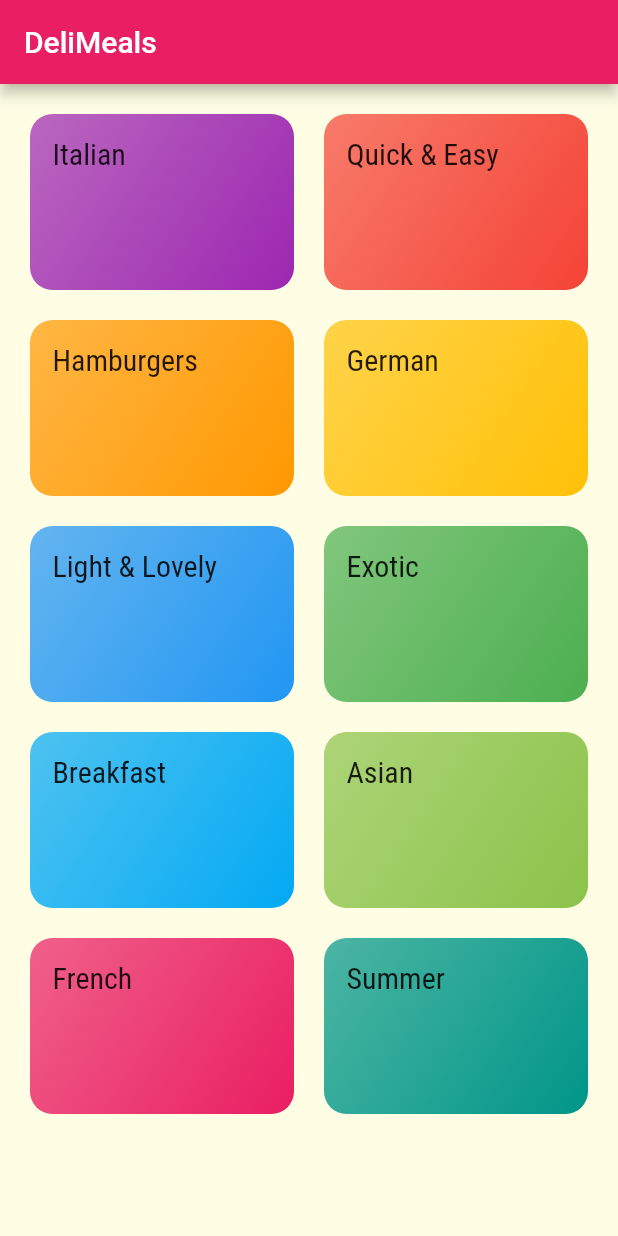
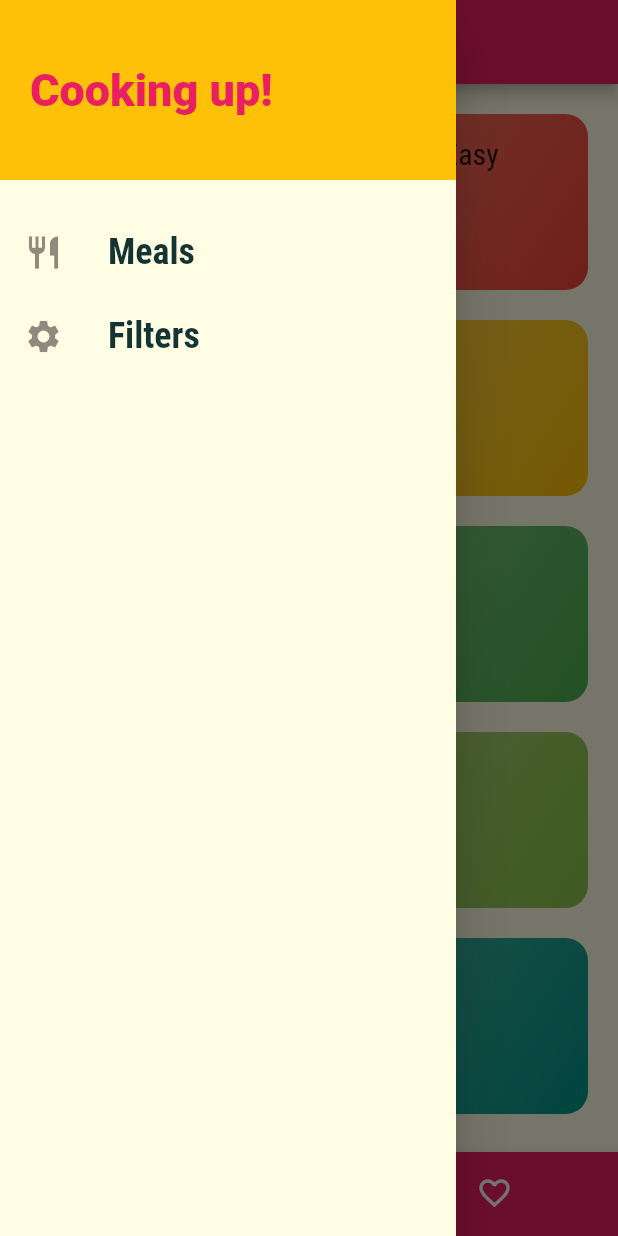
Before and after one commit to AkramNaoufelTabet/Meal-app, a Flutter app: the screen it shows after launch, with the side drawer open (before the commit the screen has no drawer), on a phone screen of 412 x 824 dp. Run offline on Flutter 3.47's test engine with Material 2 defaults, Android fonts, the phone set to English and light mode, and no system bars; Roboto replaces fonts that are missing (Raleway).

Commit message:
Add widgets

```diff
--- a/lib/main.dart
+++ b/lib/main.dart
@@ -30,6 +30,7 @@ class MyApp extends StatelessWidget {
 
       ),
       routes: routes,
+      initialRoute: '/',
       //home:CategriesScreen()
     );
   }
--- a/lib/routes.dart
+++ b/lib/routes.dart
@@ -1,11 +1,19 @@
+
+
+
 
 
 import 'package:flutter/material.dart';
+import 'package:food_app/screens/filters_screen.dart';
+import 'package:food_app/screens/meal_detail_screen.dart';
+import 'package:food_app/screens/tabs_screen.dart';
 import 'screens/categories_screen.dart';
 import 'screens/category_meals_screen.dart';
 
 final Map<String,WidgetBuilder> routes={
-  "/":(context)=>CategriesScreen(),
+  "/":(context)=>TabsScreen(),
 CategoryMealsScreen.routename:(context)=>CategoryMealsScreen(),
+MealDetailScreen.routename :(context)=>MealDetailScreen(),
+FiltersScreen.routename :(context)=>FiltersScreen(),
 
 };
--- a/lib/screens/categories_screen.dart
+++ b/lib/screens/categories_screen.dart
@@ -4,11 +4,7 @@ import 'package:food_app/dummy_data.dart';
 class CategriesScreen extends StatelessWidget {
   @override
   Widget build(BuildContext context) {
-    return Scaffold(
-      appBar: AppBar(
-        title:Text("DeliMeals") ,
-        ),
-          body: GridView(
+    return GridView(
             padding: EdgeInsets.all(20),
         children: DUMMY_CATEGORIES.map((category) {
           return CategoryItem(category.id, category.title, category.color);
@@ -20,7 +16,7 @@ class CategriesScreen extends StatelessWidget {
           crossAxisSpacing: 20
         ) ,
 
-      ),
+
     );
   }
 }
--- /dev/null
+++ b/lib/screens/filters_screen.dart
@@ -0,0 +1,13 @@
+import 'package:flutter/material.dart';
+import 'package:food_app/widgets/main_drawer.dart';
+class FiltersScreen extends StatelessWidget {
+ static String routename="/filters";
+  @override
+  Widget build(BuildContext context) {
+    return Scaffold(
+      appBar: AppBar(title: Text("Filters"),),
+      drawer: MainDrawer(),
+      body: Center(child: Text("Filters!"),),
+    );
+  }
+}
--- /dev/null
+++ b/lib/screens/tabs_screen.dart
@@ -0,0 +1,54 @@
+import 'package:flutter/material.dart';
+import '../widgets/main_drawer.dart';
+import './categories_screen.dart';
+import './favourite_screen.dart';
+class TabsScreen extends StatefulWidget {
+  @override
+  _TabsScreenState createState() => _TabsScreenState();
+}
+
+class _TabsScreenState extends State<TabsScreen> {
+
+ final List<Map<String,Object>> pages=[
+     {'page':CategriesScreen(),'title':"Categories"},
+     {'page':FavouriteScreen(),'title':"Your favourite"}
+    ];
+ int _seledtedPageIndex=0;
+
+ void _selectedPage(int index){
+   setState(() {
+     _seledtedPageIndex=index;
+   });
+ }
+
+  @override
+  Widget build(BuildContext context) {
+    return  Scaffold(
+        appBar: AppBar(title: Text(pages[_seledtedPageIndex]['title']),
+
+      ),
+      drawer: MainDrawer(),
+      body: pages[_seledtedPageIndex]['page'],
+      bottomNavigationBar: BottomNavigationBar(
+        onTap: _selectedPage,
+        currentIndex: _seledtedPageIndex,
+        selectedItemColor: Theme.of(context).accentColor,
+        unselectedItemColor: Colors.white,
+        backgroundColor: Theme.of(context).primaryColor,
+        type: BottomNavigationBarType.shifting,
+
+        items: [
+          BottomNavigationBarItem(icon: Icon(Icons.category),
+          label: 'Catgegories',
+          backgroundColor: Theme.of(context).primaryColor,
+           ),
+           BottomNavigationBarItem(icon: Icon(Icons.favorite_border),
+          label: 'Favourite',
+         backgroundColor: Theme.of(context).primaryColor,
+           ),
+        ],
+      ),
+
+    );
+  }
+}
--- /dev/null
+++ b/lib/widgets/main_drawer.dart
@@ -0,0 +1,41 @@
+import 'package:flutter/material.dart';
+
+import '../screens/filters_screen.dart';
+class MainDrawer extends StatelessWidget {
+  _buildListTile(String title,IconData icon,Function tapHandler){
+       return ListTile(
+            leading: Icon(icon,size: 26,),
+            title: Text(title,style: TextStyle(fontFamily: "RobotoCondensed", fontSize: 24,fontWeight: FontWeight.bold),),
+            onTap: tapHandler
+            ,
+          );
+  }
+
+  @override
+  Widget build(BuildContext context) {
+    return Drawer(
+      child: Column(
+        children: [
+          Container(
+            padding: EdgeInsets.all(20),
+            alignment: Alignment.centerLeft,
+            color: Theme.of(context).accentColor,
+            height: 120,
+            width: double.infinity,
+            child: Text("Cooking up!",
+            style: TextStyle(color: Theme.of(context).primaryColor, fontSize: 30,fontWeight: FontWeight.w900),
+            ),
+          ),
+          SizedBox(height: 20,),
+        _buildListTile("Meals", Icons.restaurant,(){
+          Navigator.of(context).pushReplacementNamed("/");
+        }),
+        _buildListTile("Filters", Icons.settings,(){
+          Navigator.of(context).pushReplacementNamed(FiltersScreen.routename);
+        })
+        ],
+      ),
+
+    );
+  }
+}
```
Also changed, not shown: lib/screens/favourite_screen.dart (added, +9 -0 lines), lib/screens/meal_detail_screen.dart (added, +89 -0 lines), lib/widgets/meal_item.dart (+5 -2 lines).
